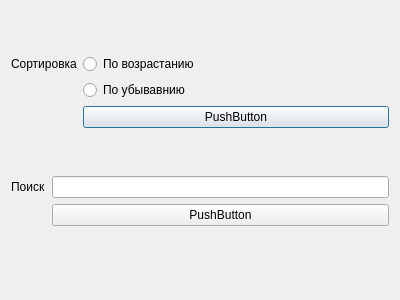
First picture: the form in FinalMkFinal/dialog.ui, repository Enjoyer14/OP_FullForm, before the edit.
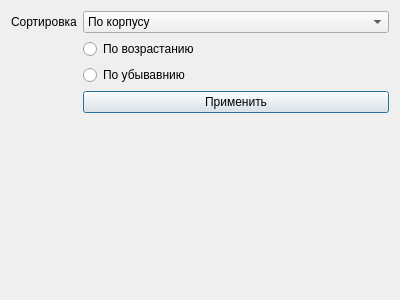
Second picture: the form after the edit.

What changed in the file:
```diff
--- a/FinalMkFinal/dialog.ui
+++ b/FinalMkFinal/dialog.ui
@@ -14,115 +14,68 @@
    <string>Dialog</string>
   </property>
   <layout class="QVBoxLayout" name="verticalLayout_2">
-   <item>
-    <spacer name="verticalSpacer_3">
-     <property name="orientation">
-      <enum>Qt::Vertical</enum>
-     </property>
-     <property name="sizeHint" stdset="0">
-      <size>
-       <width>20</width>
-       <height>40</height>
-      </size>
-     </property>
-    </spacer>
-   </item>
    <item>
     <layout class="QFormLayout" name="formLayout">
-     <item row="0" column="0">
-      <widget class="QLabel" name="label">
-       <property name="text">
-        <string>Сортировка</string>
-       </property>
-      </widget>
-     </item>
-     <item row="0" column="1">
-      <widget class="QRadioButton" name="radioButton">
+     <property name="sizeConstraint">
+      <enum>QLayout::SetDefaultConstraint</enum>
+     </property>
+     <property name="fieldGrowthPolicy">
+      <enum>QFormLayout::AllNonFixedFieldsGrow</enum>
+     </property>
+     <item row="1" column="1">
+      <widget class="QRadioButton" name="radiobtn_Ascending">
        <property name="text">
         <string>По возрастанию</string>
        </property>
       </widget>
      </item>
-     <item row="1" column="1">
-      <widget class="QRadioButton" name="radioButton_2">
-       <property name="text">
-        <string>По убывавнию</string>
-       </property>
-      </widget>
-     </item>
      <item row="2" column="1">
-      <widget class="QPushButton" name="pushButton_2">
+      <widget class="QRadioButton" name="radiobtn_Descending">
        <property name="text">
-        <string>PushButton</string>
+        <string>По убывавнию</string>
        </property>
       </widget>
      </item>
-    </layout>
-   </item>
-   <item>
-    <spacer name="verticalSpacer">
-     <property name="orientation">
-      <enum>Qt::Vertical</enum>
-     </property>
-     <property name="sizeHint" stdset="0">
-      <size>
-       <width>20</width>
-       <height>40</height>
-      </size>
-     </property>
-    </spacer>
-   </item>
-   <item>
-    <layout class="QFormLayout" name="formLayout_3">
-     <item row="1" column="1">
-      <widget class="QPushButton" name="pushButton">
+     <item row="3" column="1">
+      <widget class="QPushButton" name="btn_apply">
        <property name="text">
-        <string>PushButton</string>
+        <string>Применить</string>
        </property>
       </widget>
      </item>
      <item row="0" column="1">
-      <widget class="QLineEdit" name="lineEdit">
-       <property name="text">
-        <string/>
-       </property>
+      <widget class="QComboBox" name="box_choosing">
+       <item>
+        <property name="text">
+         <string>По корпусу</string>
+        </property>
+       </item>
+       <item>
+        <property name="text">
+         <string>По типу комнаты</string>
+        </property>
+       </item>
+       <item>
+        <property name="text">
+         <string>По цене</string>
+        </property>
+       </item>
+       <item>
+        <property name="text">
+         <string>По дате бронирования</string>
+        </property>
+       </item>
       </widget>
      </item>
      <item row="0" column="0">
-      <widget class="QLabel" name="label_2">
+      <widget class="QLabel" name="label">
        <property name="text">
-        <string>Поиск</string>
+        <string>Сортировка</string>
        </property>
       </widget>
      </item>
     </layout>
    </item>
-   <item>
-    <spacer name="verticalSpacer_2">
-     <property name="orientation">
-      <enum>Qt::Vertical</enum>
-     </property>
-     <property name="sizeHint" stdset="0">
-      <size>
-       <width>20</width>
-       <height>40</height>
-      </size>
-     </property>
-    </spacer>
-   </item>
-   <item>
-    <spacer name="horizontalSpacer">
-     <property name="orientation">
-      <enum>Qt::Horizontal</enum>
-     </property>
-     <property name="sizeHint" stdset="0">
-      <size>
-       <width>40</width>
-       <height>20</height>
-      </size>
-     </property>
-    </spacer>
-   </item>
   </layout>
  </widget>
  <resources/>
```
Left out of the diff: 2 changed lines with no effect on the pictures.
